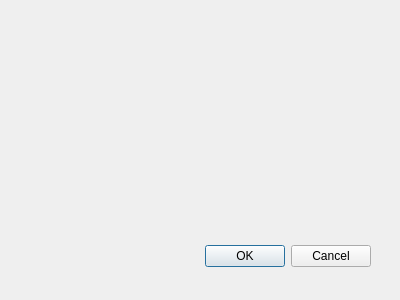
Before: the Qt Designer form tweetimage3_dialog_base.ui in ajgwords/TweetImage3, drawn with Qt 5.
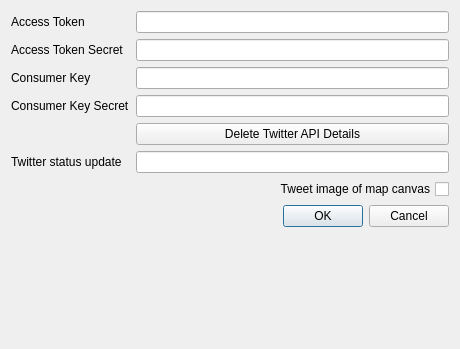
After: the same form once the commit is applied.

Diff of the .ui file:
```diff
--- a/tweetimage3_dialog_base.ui
+++ b/tweetimage3_dialog_base.ui
@@ -1,33 +1,129 @@
-<ui version="4.0" >
- <class>TweetImage3DialogBase</class>
- <widget class="QDialog" name="TweetImage3DialogBase" >
-  <property name="geometry" >
+<?xml version="1.0" encoding="UTF-8"?>
+<ui version="4.0">
+ <class>TweetImageDialogBase</class>
+ <widget class="QDialog" name="TweetImageDialogBase">
+  <property name="enabled">
+   <bool>true</bool>
+  </property>
+  <property name="geometry">
    <rect>
     <x>0</x>
     <y>0</y>
-    <width>400</width>
-    <height>300</height>
+    <width>460</width>
+    <height>349</height>
    </rect>
   </property>
   <property name="windowTitle" >
    <string>Tweet Image 3</string>
   </property>
-  <widget class="QDialogButtonBox" name="button_box" >
-   <property name="geometry" >
-    <rect>
-     <x>30</x>
-     <y>240</y>
-     <width>341</width>
-     <height>32</height>
-    </rect>
+  <property name="sizeGripEnabled">
+   <bool>false</bool>
+  </property>
+  <property name="modal">
+   <bool>false</bool>
+  </property>
+  <layout class="QFormLayout" name="formLayout">
+   <property name="fieldGrowthPolicy">
+    <enum>QFormLayout::AllNonFixedFieldsGrow</enum>
    </property>
-   <property name="orientation" >
-    <enum>Qt::Horizontal</enum>
-   </property>
-   <property name="standardButtons" >
-    <set>QDialogButtonBox::Cancel|QDialogButtonBox::Ok</set>
-   </property>
-  </widget>
+   <item row="0" column="0">
+    <widget class="QLabel" name="label_2">
+     <property name="text">
+      <string>Access Token</string>
+     </property>
+    </widget>
+   </item>
+   <item row="0" column="1">
+    <widget class="QLineEdit" name="txtAT">
+     <property name="text">
+      <string/>
+     </property>
+    </widget>
+   </item>
+   <item row="2" column="0">
+    <widget class="QLabel" name="label_3">
+     <property name="text">
+      <string>Access Token Secret</string>
+     </property>
+    </widget>
+   </item>
+   <item row="2" column="1">
+    <widget class="QLineEdit" name="txtATS"/>
+   </item>
+   <item row="3" column="0">
+    <widget class="QLabel" name="label_4">
+     <property name="text">
+      <string>Consumer Key</string>
+     </property>
+    </widget>
+   </item>
+   <item row="3" column="1">
+    <widget class="QLineEdit" name="txtCK"/>
+   </item>
+   <item row="4" column="0">
+    <widget class="QLabel" name="label_5">
+     <property name="text">
+      <string>Consumer Key Secret</string>
+     </property>
+    </widget>
+   </item>
+   <item row="4" column="1">
+    <widget class="QLineEdit" name="txtCKS"/>
+   </item>
+   <item row="7" column="1">
+    <widget class="QPushButton" name="btnDelAPI">
+     <property name="enabled">
+      <bool>true</bool>
+     </property>
+     <property name="text">
+      <string>Delete Twitter API Details</string>
+     </property>
+    </widget>
+   </item>
+   <item row="9" column="0">
+    <widget class="QLabel" name="label">
+     <property name="text">
+      <string>Twitter status update</string>
+     </property>
+    </widget>
+   </item>
+   <item row="10" column="1">
+    <widget class="QCheckBox" name="chkImage">
+     <property name="layoutDirection">
+      <enum>Qt::RightToLeft</enum>
+     </property>
+     <property name="text">
+      <string>Tweet image of map canvas</string>
+     </property>
+     <property name="tristate">
+      <bool>false</bool>
+     </property>
+    </widget>
+   </item>
+   <item row="12" column="0">
+    <layout class="QVBoxLayout" name="verticalLayout"/>
+   </item>
+   <item row="12" column="1">
+    <widget class="QDialogButtonBox" name="button_box">
+     <property name="orientation">
+      <enum>Qt::Horizontal</enum>
+     </property>
+     <property name="standardButtons">
+      <set>QDialogButtonBox::Cancel|QDialogButtonBox::Ok</set>
+     </property>
+    </widget>
+   </item>
+   <item row="9" column="1">
+    <widget class="QLineEdit" name="txtStatus">
+     <property name="cursor">
+      <cursorShape>IBeamCursor</cursorShape>
+     </property>
+     <property name="maxLength">
+      <number>140</number>
+     </property>
+    </widget>
+   </item>
+  </layout>
  </widget>
  <resources/>
  <connections>
```
Left out of the diff: 32 changed lines with no effect on the pictures.
